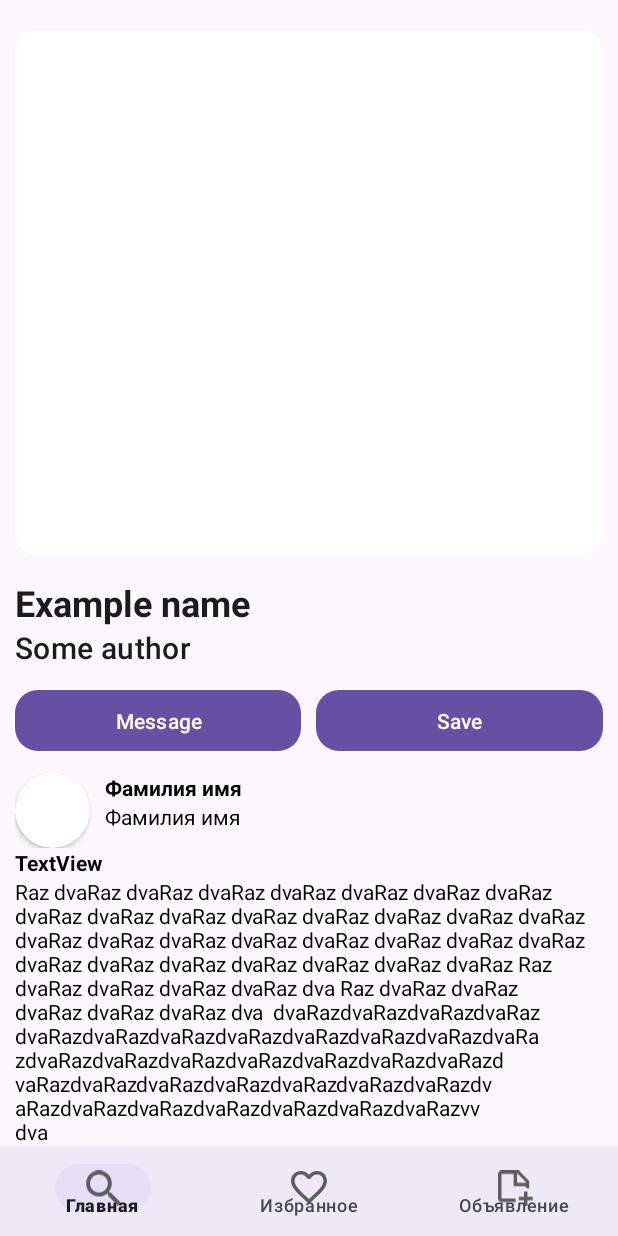
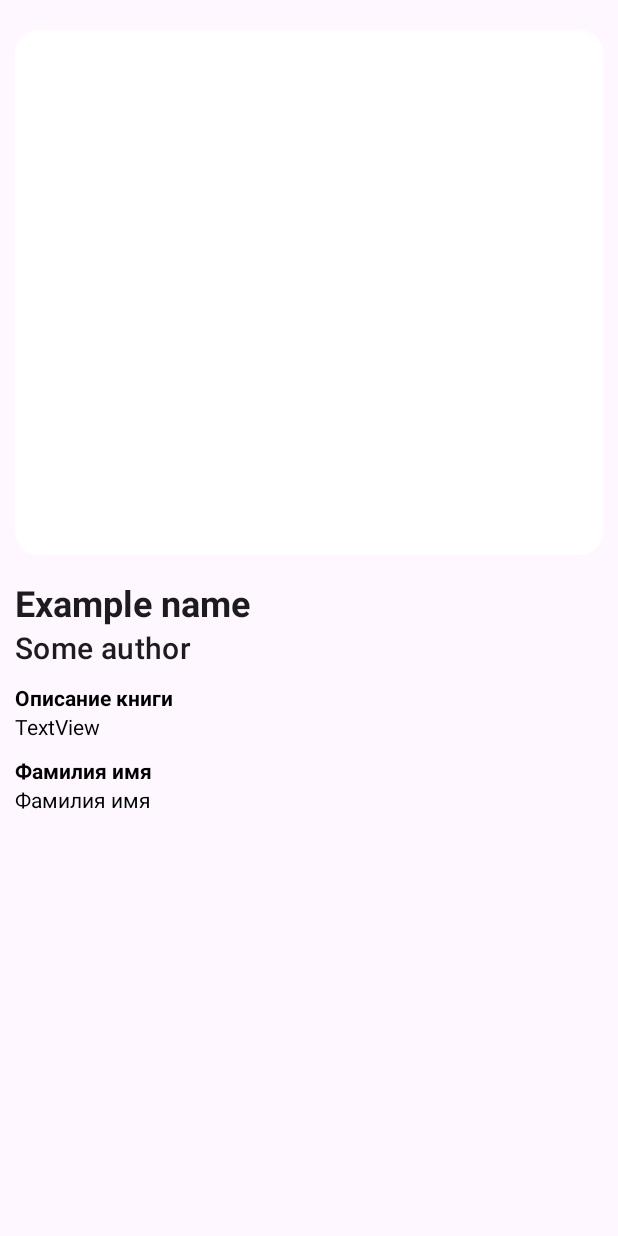
Before and after one commit to srrymom/Polochka, an Android app: the layout fragment_product_details.xml on its own in the app's theme, with its tools: preview values and no code run, on a phone screen of 412 x 824 dp. Run offline under Robolectric (Android 15) with nearby library versions, the phone set to English and light mode, and no system bars.

Commit message:
feat: страница товара

```diff
--- a/app/src/main/java/com/example/polochka/MainActivity.java
+++ b/app/src/main/java/com/example/polochka/MainActivity.java
@@ -19,7 +19,7 @@ import com.example.polochka.Fragments.NewItemFragment;
 import com.google.android.material.bottomnavigation.BottomNavigationView;
 import com.yandex.mapkit.MapKitFactory;
 
-public class MainActivity extends AppCompatActivity {
+public class MainActivity extends AppCompatActivity  {
 
     private BottomNavigationView bottomNavigationView;
     private static final int REQUEST_LOCATION_PERMISSION = 1001;
@@ -108,7 +108,7 @@ public class MainActivity extends AppCompatActivity {
         makeCurrentFragment(new MainFragment());
     }
 
-    private void makeCurrentFragment(Fragment fragment) {
+    public void makeCurrentFragment(Fragment fragment) {
         // Метод для замены фрагментов
         FragmentManager fragmentManager = getSupportFragmentManager();
         FragmentTransaction fragmentTransaction = fragmentManager.beginTransaction();
--- a/app/src/main/java/com/example/polochka/models/ItemModel.java
+++ b/app/src/main/java/com/example/polochka/models/ItemModel.java
@@ -1,6 +1,8 @@
 package com.example.polochka.models;
 
-public class ItemModel {
+import java.io.Serializable;
+
+public class ItemModel  implements Serializable {
 
     private String bookTitle;       // Название книги
     private String userName;        // Имя пользователя
--- a/app/src/main/res/layout/product_details.xml
+++ b/app/src/main/res/layout/fragment_product_details.xml
@@ -18,31 +18,33 @@
         <LinearLayout
             android:layout_width="match_parent"
             android:layout_height="wrap_content"
+            android:id="@+id/llDescription"
+            android:layout_marginTop="10dp"
             android:layout_marginStart="10dp"
             android:layout_marginEnd="10dp"
             android:orientation="vertical"
             app:layout_constraintEnd_toEndOf="parent"
             app:layout_constraintStart_toStartOf="parent"
-            app:layout_constraintTop_toBottomOf="@+id/llAuthor">
+            app:layout_constraintTop_toBottomOf="@+id/lBookNameAuthor">
 
-            <TextView
-                android:id="@+id/itemDescriptionLabel"
-                android:layout_width="match_parent"
-                android:layout_height="wrap_content"
-                android:text="TextView"
-                android:textStyle="bold" />
+<!--            <TextView-->
+<!--                android:id="@+id/itemDescriptionLabel"-->
+<!--                android:layout_width="match_parent"-->
+<!--                android:layout_height="wrap_content"-->
+<!--                android:text="TextView"-->
+<!--                android:textStyle="bold" />-->
 
-            <TextView
-                android:id="@+id/itemDescriptionText"
-                android:layout_width="match_parent"
-                android:layout_height="wrap_content"
-                android:text="Raz dvaRaz dvaRaz dvaRaz dvaRaz dvaRaz dvaRaz dvaRaz dvaRaz dvaRaz dvaRaz dvaRaz dvaRaz dvaRaz dvaRaz dvaRaz dvaRaz dvaRaz dvaRaz dvaRaz dvaRaz dvaRaz dvaRaz dvaRaz dvaRaz dvaRaz dvaRaz dvaRaz dvaRaz dvaRaz dvaRaz Raz dvaRaz dvaRaz dvaRaz dvaRaz dva Raz dvaRaz dvaRaz dvaRaz dvaRaz dvaRaz dva  dvaRazdvaRazdvaRazdvaRaz dvaRazdvaRazdvaRazdvaRazdvaRazdvaRazdvaRazdvaRazdvaRazdvaRazdvaRazdvaRazdvaRazdvaRazdvaRazdvaRazdvaRazdvaRazdvaRazdvaRazdvaRazdvaRazdvaRazdvaRazdvaRazdvaRazdvaRazdvaRazdvaRazvv dva" />
+<!--            <TextView-->
+<!--                android:id="@+id/itemDescriptionText"-->
+<!--                android:layout_width="match_parent"-->
+<!--                android:layout_height="wrap_content"-->
+<!--                android:text="Raz dvaRaz dvaRaz dvaRaz dvaRaz dvaRaz dvaRaz dvaRaz dvaRaz dvaRaz dvaRaz dvaRaz dvaRaz dvaRaz dvaRaz dvaRaz dvaRaz dvaRaz dvaRaz dvaRaz dvaRaz dvaRaz dvaRaz dvaRaz dvaRaz dvaRaz dvaRaz dvaRaz dvaRaz dvaRaz dvaRaz Raz dvaRaz dvaRaz dvaRaz dvaRaz dva Raz dvaRaz dvaRaz dvaRaz dvaRaz dvaRaz dva  dvaRazdvaRazdvaRazdvaRaz dvaRazdvaRazdvaRazdvaRazdvaRazdvaRazdvaRazdvaRazdvaRazdvaRazdvaRazdvaRazdvaRazdvaRazdvaRazdvaRazdvaRazdvaRazdvaRazdvaRazdvaRazdvaRazdvaRazdvaRazdvaRazdvaRazdvaRazdvaRazdvaRazvv dva" />-->
 
             <TextView
                 android:id="@+id/bookDescriptionLabel"
                 android:layout_width="match_parent"
                 android:layout_height="wrap_content"
-                android:text="TextView"
+                android:text="Описание книги"
                 android:textStyle="bold" />
 
             <TextView
@@ -84,7 +86,7 @@
             app:layout_constraintTop_toBottomOf="@id/cardProductImages">
 
             <TextView
-                android:id="@+id/tvBookName"
+                android:id="@+id/tvBookTitle"
                 style="@style/TextAppearance.MaterialComponents.Headline5"
                 android:layout_width="wrap_content"
                 android:layout_height="wrap_content"
@@ -99,56 +101,55 @@
                 android:text="Some author" />
         </LinearLayout>
 
-        <LinearLayout
-            android:id="@+id/llItemButtons"
-            android:layout_width="0dp"
-            android:layout_height="wrap_content"
-            android:layout_marginStart="10dp"
-            android:layout_marginTop="10dp"
-            android:layout_marginEnd="10dp"
-            android:orientation="horizontal"
-            app:layout_constraintEnd_toEndOf="parent"
-            app:layout_constraintStart_toStartOf="parent"
-            app:layout_constraintTop_toBottomOf="@id/lBookNameAuthor">
+<!--        <LinearLayout-->
+<!--            android:id="@+id/llItemButtons"-->
+<!--            android:layout_width="0dp"-->
+<!--            android:layout_height="wrap_content"-->
+<!--            android:layout_marginStart="10dp"-->
+<!--            android:layout_marginTop="10dp"-->
+<!--            android:layout_marginEnd="10dp"-->
+<!--            android:orientation="horizontal"-->
+<!--            app:layout_constraintEnd_toEndOf="parent"-->
+<!--            app:layout_constraintStart_toStartOf="parent"-->
+<!--            app:layout_constraintTop_toBottomOf="@id/lBookNameAuthor">-->
 
-            <Button
-                android:id="@+id/itemMessageBtn"
-                style="@style/MessageButtonStyle"
-                android:text="Message" />
+<!--            <Button-->
+<!--                android:id="@+id/itemMessageBtn"-->
+<!--                style="@style/MessageButtonStyle"-->
+<!--                android:text="Message" />-->
 
-            <Space
-                android:layout_width="10dp"
-                android:layout_height="0dp" />
+<!--            <Space-->
+<!--                android:layout_width="10dp"-->
+<!--                android:layout_height="0dp" />-->
 
-            <Button
-                android:id="@+id/itemFavoriteBtn"
-                style="@style/FavoriteButtonStyle"
-                android:text="Save" />
-        </LinearLayout>
+<!--            <Button-->
+<!--                android:id="@+id/itemFavoriteBtn"-->
+<!--                style="@style/FavoriteButtonStyle"-->
+<!--                android:text="Save" />-->
+<!--        </LinearLayout>-->
 
         <LinearLayout
             android:id="@+id/llAuthor"
             android:layout_width="match_parent"
             android:layout_height="wrap_content"
-            android:layout_marginHorizontal="10dp"
             android:layout_marginTop="10dp"
             android:orientation="horizontal"
             app:layout_constraintEnd_toEndOf="parent"
             app:layout_constraintStart_toStartOf="parent"
-            app:layout_constraintTop_toBottomOf="@id/llItemButtons">
+            app:layout_constraintTop_toBottomOf="@id/llDescription">
 
-            <androidx.cardview.widget.CardView
-                android:layout_width="wrap_content"
-                android:layout_height="wrap_content"
-                app:cardCornerRadius="50dp">
+<!--            <androidx.cardview.widget.CardView-->
+<!--                android:layout_width="wrap_content"-->
+<!--                android:layout_height="wrap_content"-->
+<!--                app:cardCornerRadius="50dp">-->
 
-                <ImageView
-                    android:id="@+id/imageView"
-                    android:layout_width="50dp"
-                    android:layout_height="50dp"
-                    app:shapeAppearance="@style/ShapeAppearanceOverlay.Avatar" />
+<!--                <ImageView-->
+<!--                    android:id="@+id/imageView"-->
+<!--                    android:layout_width="50dp"-->
+<!--                    android:layout_height="50dp"-->
+<!--                    app:shapeAppearance="@style/ShapeAppearanceOverlay.Avatar" />-->
 
-            </androidx.cardview.widget.CardView>
+<!--            </androidx.cardview.widget.CardView>-->
 
 
             <LinearLayout
@@ -158,12 +159,14 @@
                 android:orientation="vertical">
 
                 <TextView
+                    android:id="@+id/userName"
                     android:layout_width="wrap_content"
                     android:layout_height="wrap_content"
                     android:text="Фамилия имя"
                     android:textStyle="bold" />
 
                 <TextView
+                    android:id="@+id/userNumber"
                     android:layout_width="wrap_content"
                     android:layout_height="wrap_content"
                     android:text="Фамилия имя" />
@@ -173,13 +176,4 @@
 
     </androidx.constraintlayout.widget.ConstraintLayout>
     </androidx.core.widget.NestedScrollView>
-    <com.google.android.material.bottomnavigation.BottomNavigationView
-        android:id="@+id/bottomNavigationView"
-        android:layout_width="match_parent"
-        android:layout_height="60dp"
-        android:layout_gravity="bottom"
-        android:background="?android:attr/windowBackground"
-        app:itemIconTint="@drawable/navigation_view_colored"
-        app:labelVisibilityMode="labeled"
-        app:menu="@menu/bottom_nav_menu" />
 </androidx.coordinatorlayout.widget.CoordinatorLayout>
```
Also changed, not shown: app/src/main/java/com/example/polochka/Fragments/FavoriteFragment.java (+11 -2 lines), app/src/main/java/com/example/polochka/Fragments/MainFragment.java (+15 -5 lines), app/src/main/java/com/example/polochka/Fragments/ProductDetailsFragment.java (added, +49 -0 lines), app/src/main/java/com/example/polochka/adapters/ItemRecyclerViewAdapter.java (+13 -1 lines), 1 other file.
